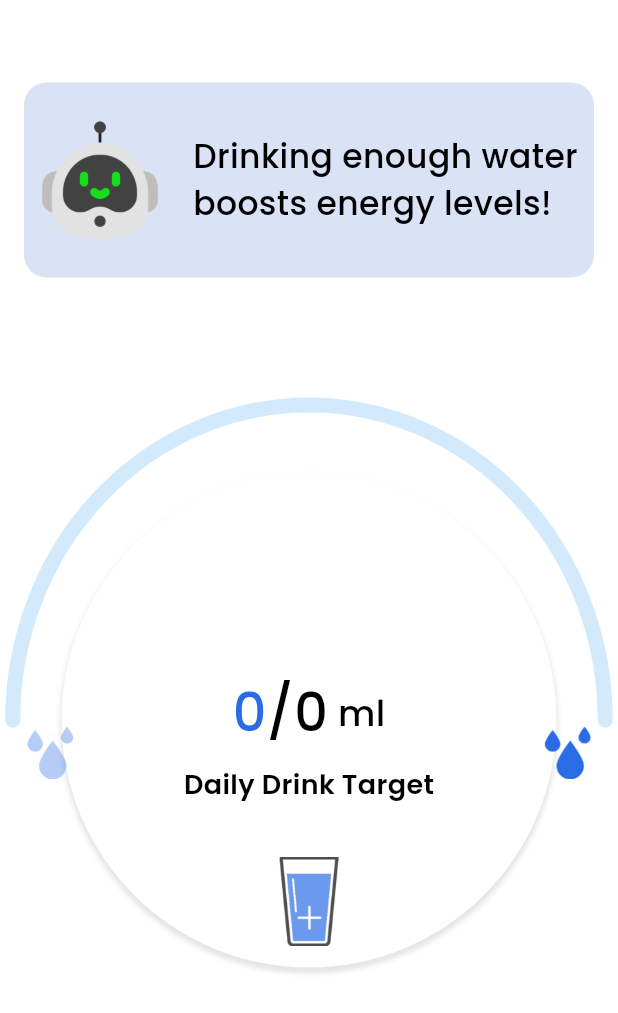
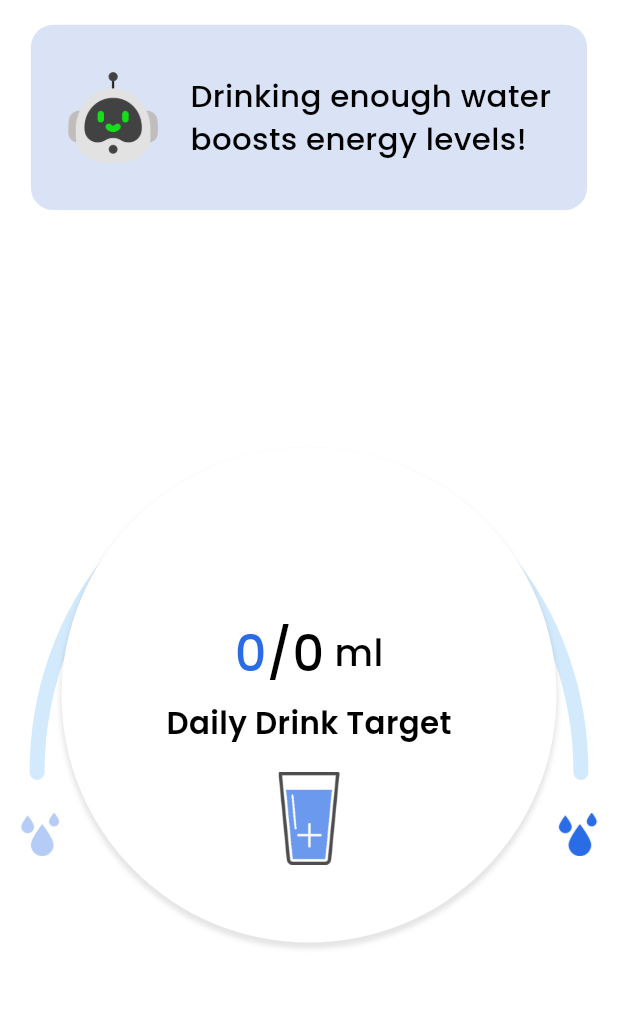
Before and after one commit to amro3z/Dr.Drink-demo-, a Flutter app: the WaterTrackerPage screen opened directly, on a phone screen of 412 x 824 dp. Shown: the top 1013 px of the screen. Run offline on Flutter 3.47's test engine with Material 3 defaults, Android fonts, the phone set to English and light mode, and no system bars; our stand-ins replace awesome_dialog, cloud_firestore, connectivity_plus, dio, firebase_auth, firebase_core and 10 more; accounts and stored records are empty; network calls fail; statements that could not run were skipped.

Commit message:
Super UI 01

```diff
--- a/lib/screens/water_tracker_page.dart
+++ b/lib/screens/water_tracker_page.dart
@@ -60,21 +60,24 @@ class _WaterTrackerPageState extends State<WaterTrackerPage> {
 
   @override
   Widget build(BuildContext context) {
-    return Scaffold(
+    final screenHeight = MediaQuery.of(context).size.height;
+    final screenWidth = MediaQuery.of(context).size.width;
+
+    return SafeArea(
+      child: Scaffold(
         backgroundColor: MyColor.white,
         body: Stack(
-        alignment: Alignment.center, // Align everything centrally
+          alignment: Alignment.center,
           children: [
-          // Padding with the top section and message
             Padding(
-            padding: const EdgeInsets.symmetric(horizontal: 16),
+              padding: EdgeInsets.symmetric(horizontal: screenWidth * 0.05),
               child: Column(
                 children: [
-                const SizedBox(height: 55),
+                  SizedBox(height: screenHeight * 0.02),
                   Container(
                     width: double.infinity,
-                  height: 130,
-                  decoration: BoxDecoration(
+                    height: screenHeight * 0.15,
+                    decoration: const BoxDecoration(
                       color: MyColor.lightblue,
                       borderRadius: BorderRadius.all(Radius.circular(15)),
                     ),
@@ -83,41 +86,44 @@ class _WaterTrackerPageState extends State<WaterTrackerPage> {
                       children: [
                         Image.asset(
                           'assets/icons/bot.png',
-                        width: 80,
-                        height: 80,
+                          width: screenWidth * 0.15,
                         ),
-                      const SizedBox(width: 22),
-                      const Text(
+                        SizedBox(width: screenWidth * 0.05),
+                        Flexible(
+                          child: Text(
                             'Drinking enough water\nboosts energy levels!',
                             style: TextStyle(
                               color: Colors.black,
                               fontFamily: 'Poppins',
-                            fontSize: 22,
-                            fontWeight: FontWeight.w500),
+                              fontSize: screenWidth * 0.05,
+                              fontWeight: FontWeight.w500,
+                            ),
+                            softWrap: true,
+                          ),
                         ),
                       ],
                     ),
                   ),
-                const SizedBox(height: 60),
                 ],
               ),
             ),
-          Positioned(
-            top: 270,
+            Padding(
+              padding:  EdgeInsets.symmetric(horizontal: screenWidth * 0.06),
+              child: Positioned(
+
+                top: screenHeight * 0.3,
                 child: CustomPaint(
-              size: const Size(395, 210),
-              painter: SemiCircleProgressPainter(
-                _progress,
+                  size: Size(screenWidth * 0.94, screenHeight * 0.25),
+                  painter: SemiCircleProgressPainter(_progress),
                 ),
               ),
             ),
             Positioned(
-            top: 305,
+              top: screenHeight * 0.35,
               child: CircleWithShadow(),
             ),
             Positioned(
-            top: 450,
-            child: Container(
+              top: screenHeight * 0.5,
               child: Column(
                 children: [
                   Row(
@@ -127,79 +133,64 @@ class _WaterTrackerPageState extends State<WaterTrackerPage> {
                         style: TextStyle(
                           color: MyColor.blue,
                           fontFamily: 'Poppins',
-                            fontSize: 35,
-                            fontWeight: FontWeight.w500),
+                          fontSize: screenWidth * 0.08,
+                          fontWeight: FontWeight.w500,
+                        ),
                       ),
                       Text(
                         getWaterGoal(),
                         style: TextStyle(
                           color: Colors.black,
                           fontFamily: 'Poppins',
-                            fontSize: 35,
-                            fontWeight: FontWeight.w500),
+                          fontSize: screenWidth * 0.08,
+                          fontWeight: FontWeight.w500,
+                        ),
                       ),
                       Text(
                         ' $_unit',
                         style: TextStyle(
                           color: Colors.black,
                           fontFamily: 'Poppins',
-                            fontSize: 24,
-                            fontWeight: FontWeight.w500),
-                      )
+                          fontSize: screenWidth * 0.06,
+                          fontWeight: FontWeight.w500,
+                        ),
+                      ),
                     ],
                   ),
-                  SizedBox(
-                    height: 10,
-                  ),
+                  SizedBox(height: screenHeight * 0.01),
                   Text(
                     'Daily Drink Target',
                     style: TextStyle(
                       color: Colors.black,
                       fontFamily: 'Poppins',
-                      fontSize: 18,
+                      fontSize: screenWidth * 0.05,
                       fontWeight: FontWeight.w600,
                     ),
                   ),
-                  SizedBox(
-                    height: 10,
-                  ),
-                  // Text(
-                  //   '200ml',
-                  //   style: TextStyle(
-                  //       color: Colors.black,
-                  //       fontFamily: 'Poppins',
-                  //       fontSize: 17,
-                  //       fontWeight: FontWeight.w600),
-                  // ),
-                  SizedBox(
-                    height: 25,
-                  ),
+                  SizedBox(height: screenHeight * 0.02),
                   GestureDetector(
                     onTap: () async {
-                      // Navigate to WaterIntakeScreen and await result
                       await Navigator.push(
                         context,
                         MaterialPageRoute(
                           builder: (context) => WaterIntakeScreen(),
                         ),
                       );
-                      // Update the consumed water when returning
                       _updateWaterConsumed();
                     },
                     child: Image.asset(
                       'assets/icons/drink-cup.png',
-                      width: 60,
-                      height: 60,
+                      width: screenWidth * 0.15,
+                      height: screenHeight * 0.08,
                     ),
                   ),
                 ],
               ),
             ),
-          ),
             Positioned.fill(
-              top: 180,
+              top: screenHeight * 0.35,
               child: Padding(
-                padding: EdgeInsets.symmetric(horizontal: 16),
+                padding: EdgeInsets.symmetric(horizontal: screenWidth * 0.03),
                 child: Row(
                   mainAxisSize: MainAxisSize.max,
                   mainAxisAlignment: MainAxisAlignment.spaceBetween,
@@ -208,19 +199,19 @@ class _WaterTrackerPageState extends State<WaterTrackerPage> {
                       opacity: 0.35,
                       child: Image.asset(
                         'assets/icons/water-drops.png',
-                        width: 35,
-                        height: 35,
+                        width: screenWidth * 0.07,
                       ),
                     ),
                     Image.asset(
                       'assets/icons/water-drops.png',
-                      width: 35,
-                      height: 35,
+                      width: screenWidth * 0.07,
                     ),
                   ],
                 ),
-              ))
+              ),
+            ),
           ],
+        ),
       ),
     );
   }
```
Also changed, not shown: lib/screens/target_screen.dart (+6 -6 lines), lib/screens/water_intake.dart (+71 -4 lines). Lines whose indentation alone changed are shown as unchanged.
